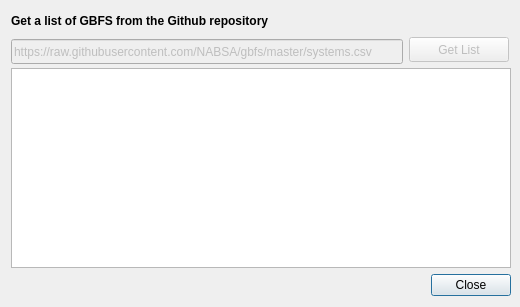
Above: gbfs_now_search_dialog.ui from hiskoh/GBFS-NOW before the change. Below: the same form after it.
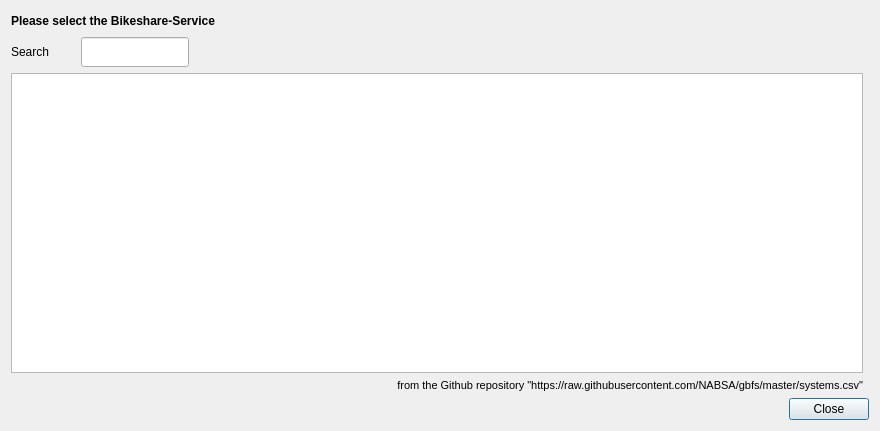
That is the form after the change.

Commit message:
Update search_dialog
・Add search bar
・Update old descriptions

```diff
--- a/gbfs_now_search_dialog.ui
+++ b/gbfs_now_search_dialog.ui
@@ -6,8 +6,8 @@
    <rect>
     <x>0</x>
     <y>0</y>
-    <width>520</width>
-    <height>304</height>
+    <width>880</width>
+    <height>428</height>
    </rect>
   </property>
   <property name="sizePolicy">
@@ -32,8 +32,11 @@
    <string>Dialog</string>
   </property>
   <layout class="QGridLayout" name="gridLayout">
-   <item row="0" column="0" colspan="2">
+   <item row="0" column="0">
     <widget class="QLabel" name="label">
+     <property name="enabled">
+      <bool>true</bool>
+     </property>
      <property name="sizePolicy">
       <sizepolicy hsizetype="Preferred" vsizetype="Fixed">
        <horstretch>0</horstretch>
@@ -65,11 +68,78 @@
       </font>
      </property>
      <property name="text">
-      <string>Get a list of GBFS from the Github repository</string>
+      <string>Please select the Bikeshare-Service</string>
      </property>
     </widget>
    </item>
-   <item row="4" column="0" colspan="2">
+   <item row="9" column="0">
+    <layout class="QHBoxLayout" name="horizontalLayout">
+     <property name="spacing">
+      <number>0</number>
+     </property>
+     <item>
+      <widget class="QLabel" name="label_3">
+       <property name="minimumSize">
+        <size>
+         <width>70</width>
+         <height>30</height>
+        </size>
+       </property>
+       <property name="maximumSize">
+        <size>
+         <width>70</width>
+         <height>30</height>
+        </size>
+       </property>
+       <property name="font">
+        <font>
+         <weight>50</weight>
+         <bold>false</bold>
+        </font>
+       </property>
+       <property name="text">
+        <string>Search</string>
+       </property>
+      </widget>
+     </item>
+     <item>
+      <widget class="QLineEdit" name="searchbar">
+       <property name="sizePolicy">
+        <sizepolicy hsizetype="Fixed" vsizetype="Fixed">
+         <horstretch>0</horstretch>
+         <verstretch>0</verstretch>
+        </sizepolicy>
+       </property>
+       <property name="minimumSize">
+        <size>
+         <width>0</width>
+         <height>20</height>
+        </size>
+       </property>
+       <property name="maximumSize">
+        <size>
+         <width>200</width>
+         <height>30</height>
+        </size>
+       </property>
+      </widget>
+     </item>
+     <item>
+      <spacer name="horizontalSpacer">
+       <property name="orientation">
+        <enum>Qt::Horizontal</enum>
+       </property>
+       <property name="sizeHint" stdset="0">
+        <size>
+         <width>40</width>
+         <height>20</height>
+        </size>
+       </property>
+      </spacer>
+     </item>
+    </layout>
+   </item>
+   <item row="13" column="0" colspan="2">
     <widget class="QDialogButtonBox" name="buttonBox">
      <property name="minimumSize">
       <size>
@@ -85,55 +155,47 @@
      </property>
     </widget>
    </item>
-   <item row="1" column="1">
-    <widget class="QPushButton" name="get_gbfs_button">
-     <property name="enabled">
-      <bool>false</bool>
-     </property>
+   <item row="11" column="0">
+    <widget class="QLabel" name="label_2">
      <property name="sizePolicy">
-      <sizepolicy hsizetype="Fixed" vsizetype="Fixed">
+      <sizepolicy hsizetype="Preferred" vsizetype="Fixed">
        <horstretch>0</horstretch>
        <verstretch>0</verstretch>
       </sizepolicy>
      </property>
-     <property name="minimumSize">
-      <size>
-       <width>100</width>
-       <height>25</height>
-      </size>
-     </property>
-     <property name="maximumSize">
-      <size>
-       <width>16777215</width>
-       <height>30</height>
-      </size>
+     <property name="font">
+      <font>
+       <pointsize>8</pointsize>
+       <underline>false</underline>
+       <strikeout>false</strikeout>
+      </font>
      </property>
      <property name="text">
-      <string>Get List</string>
+      <string>from the Github repository &quot;https://raw.githubusercontent.com/NABSA/gbfs/master/systems.csv&quot;</string>
      </property>
-     <property name="default">
-      <bool>false</bool>
+     <property name="alignment">
+      <set>Qt::AlignRight|Qt::AlignTrailing|Qt::AlignVCenter</set>
      </property>
     </widget>
    </item>
-   <item row="3" column="0" colspan="2">
+   <item row="10" column="0">
     <widget class="QTableView" name="gbfs_list">
      <property name="sizePolicy">
-      <sizepolicy hsizetype="Minimum" vsizetype="Minimum">
+      <sizepolicy hsizetype="Preferred" vsizetype="Preferred">
        <horstretch>0</horstretch>
        <verstretch>0</verstretch>
       </sizepolicy>
      </property>
      <property name="minimumSize">
       <size>
-       <width>500</width>
-       <height>200</height>
+       <width>600</width>
+       <height>300</height>
       </size>
      </property>
      <property name="maximumSize">
       <size>
-       <width>16777215</width>
-       <height>16777215</height>
+       <width>1000</width>
+       <height>1000</height>
       </size>
      </property>
      <property name="baseSize">
@@ -153,40 +215,6 @@
      </attribute>
     </widget>
    </item>
-   <item row="1" column="0">
-    <widget class="QLineEdit" name="gbfs_list_url">
-     <property name="enabled">
-      <bool>false</bool>
-     </property>
-     <property name="sizePolicy">
-      <sizepolicy hsizetype="Expanding" vsizetype="Fixed">
-       <horstretch>0</horstretch>
-       <verstretch>0</verstretch>
-      </sizepolicy>
-     </property>
-     <property name="minimumSize">
-      <size>
-       <width>350</width>
-       <height>25</height>
-      </size>
-     </property>
-     <property name="maximumSize">
-      <size>
-       <width>16777215</width>
-       <height>20</height>
-      </size>
-     </property>
-     <property name="baseSize">
-      <size>
-       <width>300</width>
-       <height>0</height>
-      </size>
-     </property>
-     <property name="text">
-      <string>https://raw.githubusercontent.com/NABSA/gbfs/master/systems.csv</string>
-     </property>
-    </widget>
-   </item>
   </layout>
  </widget>
  <resources/>
```
The commit also changes 2 other files.
